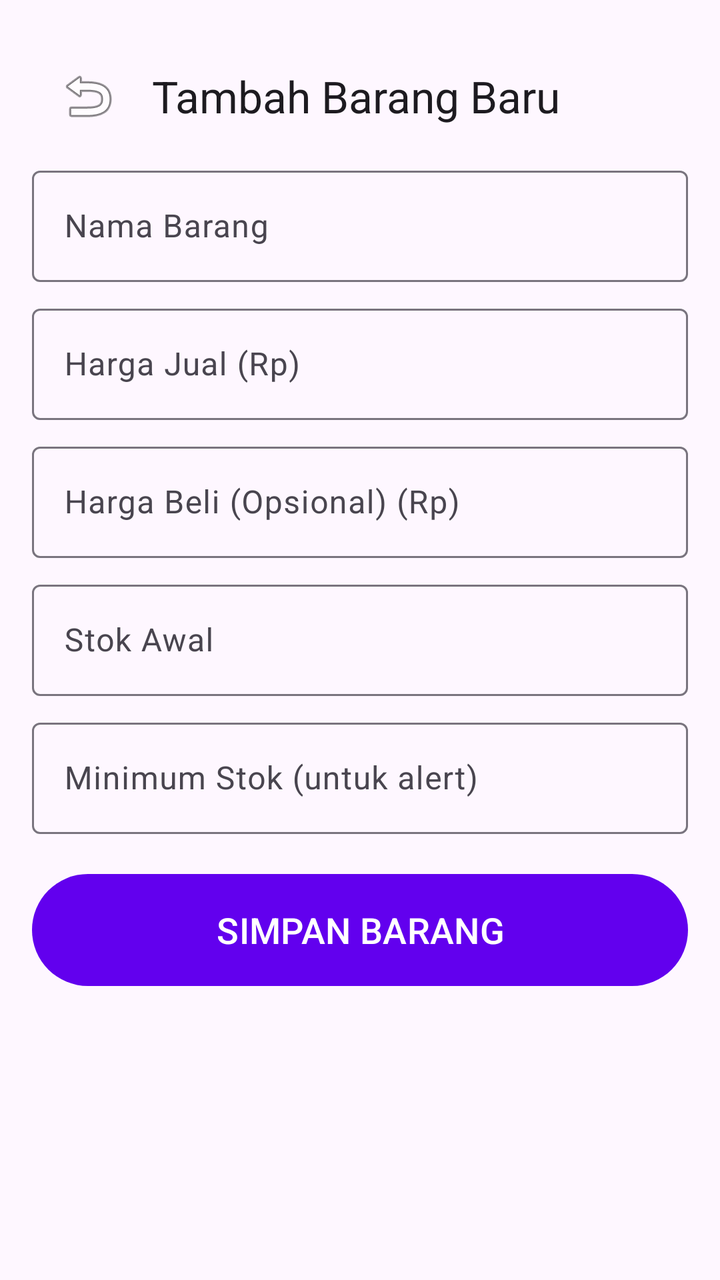
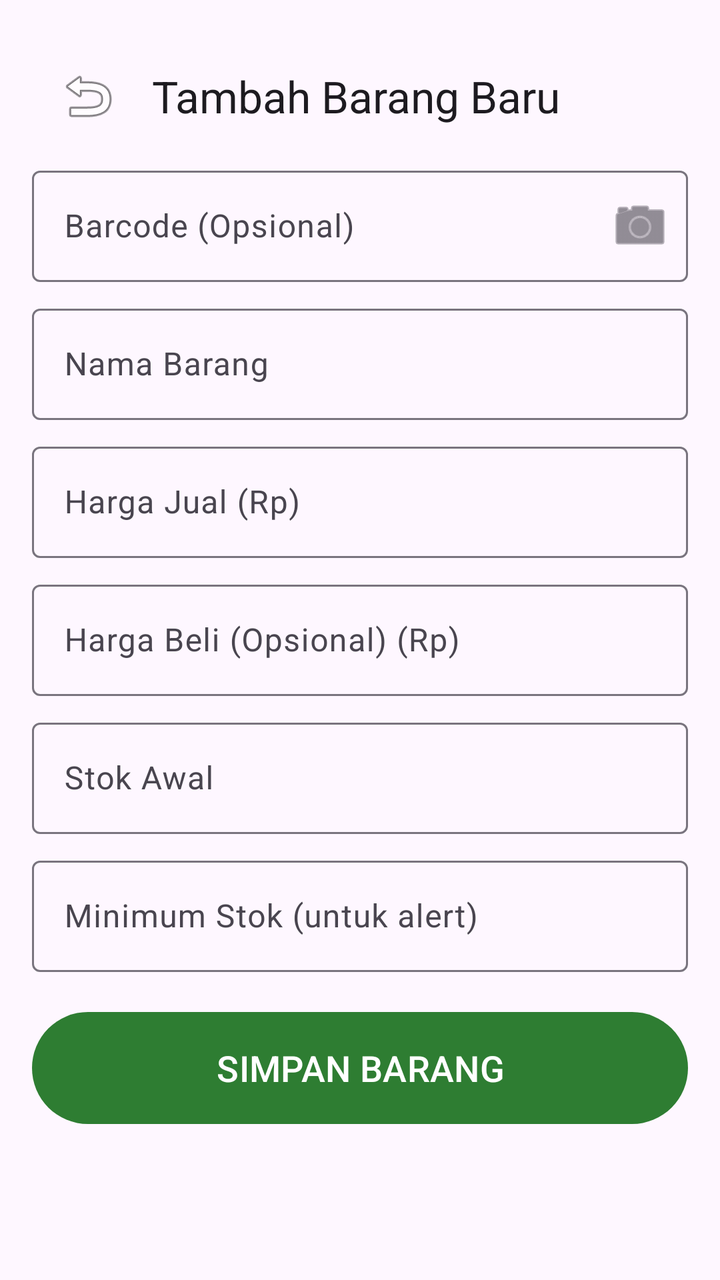

The first picture is an Android layout as it rendered before a commit; the second is the same layout after the commit. The layout source and the unified diff follow.
<!-- AndroidManifest.xml: application theme Theme.WarungKu -->
<!-- res/layout/activity_add_product.xml -->
<ScrollView xmlns:android="http://schemas.android.com/apk/res/android"
    xmlns:app="http://schemas.android.com/apk/res-auto"
    android:layout_width="match_parent"
    android:layout_height="match_parent">

    <LinearLayout
        android:layout_width="match_parent"
        android:layout_height="wrap_content"
        android:orientation="vertical"
        android:padding="16dp">

        <com.google.android.material.appbar.MaterialToolbar
            android:id="@+id/toolbar"
            android:layout_width="match_parent"
            android:layout_height="?attr/actionBarSize"
            app:title="Tambah Barang Baru"
            app:navigationIcon="@android:drawable/ic_menu_revert" />

        <com.google.android.material.textfield.TextInputLayout
            android:layout_width="match_parent"
            android:layout_height="wrap_content"
            android:layout_marginBottom="8dp"
            android:hint="Nama Barang">
            <com.google.android.material.textfield.TextInputEditText
                android:id="@+id/etName"
                android:layout_width="match_parent"
                android:layout_height="wrap_content"
                android:inputType="text"/>
        </com.google.android.material.textfield.TextInputLayout>

        <com.google.android.material.textfield.TextInputLayout
            android:layout_width="match_parent"
            android:layout_height="wrap_content"
            android:layout_marginBottom="8dp"
            android:hint="Harga Jual (Rp)">
            <com.google.android.material.textfield.TextInputEditText
                android:id="@+id/etSellPrice"
                android:layout_width="match_parent"
                android:layout_height="wrap_content"
                android:inputType="numberDecimal"/>
        </com.google.android.material.textfield.TextInputLayout>

        <com.google.android.material.textfield.TextInputLayout
            android:layout_width="match_parent"
            android:layout_height="wrap_content"
            android:layout_marginBottom="8dp"
            android:hint="Harga Beli (Opsional) (Rp)">
            <com.google.android.material.textfield.TextInputEditText
                android:id="@+id/etBuyPrice"
                android:layout_width="match_parent"
                android:layout_height="wrap_content"
                android:inputType="numberDecimal"/>
        </com.google.android.material.textfield.TextInputLayout>

        <com.google.android.material.textfield.TextInputLayout
            android:layout_width="match_parent"
            android:layout_height="wrap_content"
            android:layout_marginBottom="8dp"
            android:hint="Stok Awal">
            <com.google.android.material.textfield.TextInputEditText
                android:id="@+id/etStock"
                android:layout_width="match_parent"
                android:layout_height="wrap_content"
                android:inputType="number"/>
        </com.google.android.material.textfield.TextInputLayout>

        <com.google.android.material.textfield.TextInputLayout
            android:layout_width="match_parent"
            android:layout_height="wrap_content"
            android:layout_marginBottom="16dp"
            android:hint="Minimum Stok (untuk alert)">
            <com.google.android.material.textfield.TextInputEditText
                android:id="@+id/etMinStock"
                android:layout_width="match_parent"
                android:layout_height="wrap_content"
                android:inputType="number"/>
        </com.google.android.material.textfield.TextInputLayout>

        <Button
            android:id="@+id/btnSave"
            android:layout_width="match_parent"
            android:layout_height="64dp"
            android:text="SIMPAN BARANG"
            android:textSize="18sp"/>

    </LinearLayout>
</ScrollView>
<!-- resources referenced by this layout -->
<resources>
  <style name="Theme.WarungKu" parent="Theme.Material3.DayNight.NoActionBar">
          
          <item name="colorPrimary">@color/purple_500</item>
          
          <item name="colorSecondary">@color/teal_200</item>
          
          <item name="android:statusBarColor">@color/purple_700</item>
          
      </style>
  <color name="purple_500">#FF6200EE</color>
  <color name="teal_200">#FF03DAC5</color>
  <color name="purple_700">#3700B3</color>
</resources>

<!-- the commit's change to res/layout/activity_add_product.xml (unified diff, before → after) -->
@@ -15,6 +15,22 @@
             android:layout_height="?attr/actionBarSize"
             app:title="Tambah Barang Baru"
             app:navigationIcon="@android:drawable/ic_menu_revert" />
+
+        <com.google.android.material.textfield.TextInputLayout
+            android:layout_width="match_parent"
+            android:layout_height="wrap_content"
+            android:layout_marginBottom="8dp"
+            android:hint="Barcode (Opsional)"
+            app:endIconMode="custom"
+            app:endIconDrawable="@android:drawable/ic_menu_camera"
+            app:endIconContentDescription="Scan Barcode">
+            <com.google.android.material.textfield.TextInputEditText
+                android:id="@+id/etBarcode"
+                android:layout_width="match_parent"
+                android:layout_height="wrap_content"
+                android:inputType="text"
+                android:imeOptions="actionNext"/>
+        </com.google.android.material.textfield.TextInputLayout>
 
         <com.google.android.material.textfield.TextInputLayout
             android:layout_width="match_parent"
<!-- resource entries referenced after the edit -->
@@ -2,15 +2,15 @@
 <resources>
   <style name="Theme.WarungKu" parent="Theme.Material3.DayNight.NoActionBar">
           
-          <item name="colorPrimary">@color/purple_500</item>
+          <item name="colorPrimary">@color/primary</item>
           
-          <item name="colorSecondary">@color/teal_200</item>
+          <item name="colorSecondary">@color/accent</item>
           
-          <item name="android:statusBarColor">@color/purple_700</item>
+          <item name="android:statusBarColor">@color/primary_dark</item>
           
       </style>
-  <color name="purple_500">#FF6200EE</color>
-  <color name="teal_200">#FF03DAC5</color>
-  <color name="purple_700">#3700B3</color>
+  <color name="primary">#2E7D32</color>
+  <color name="accent">#64B5F6</color>
+  <color name="primary_dark">#1B5E20</color>
 </resources>
 
